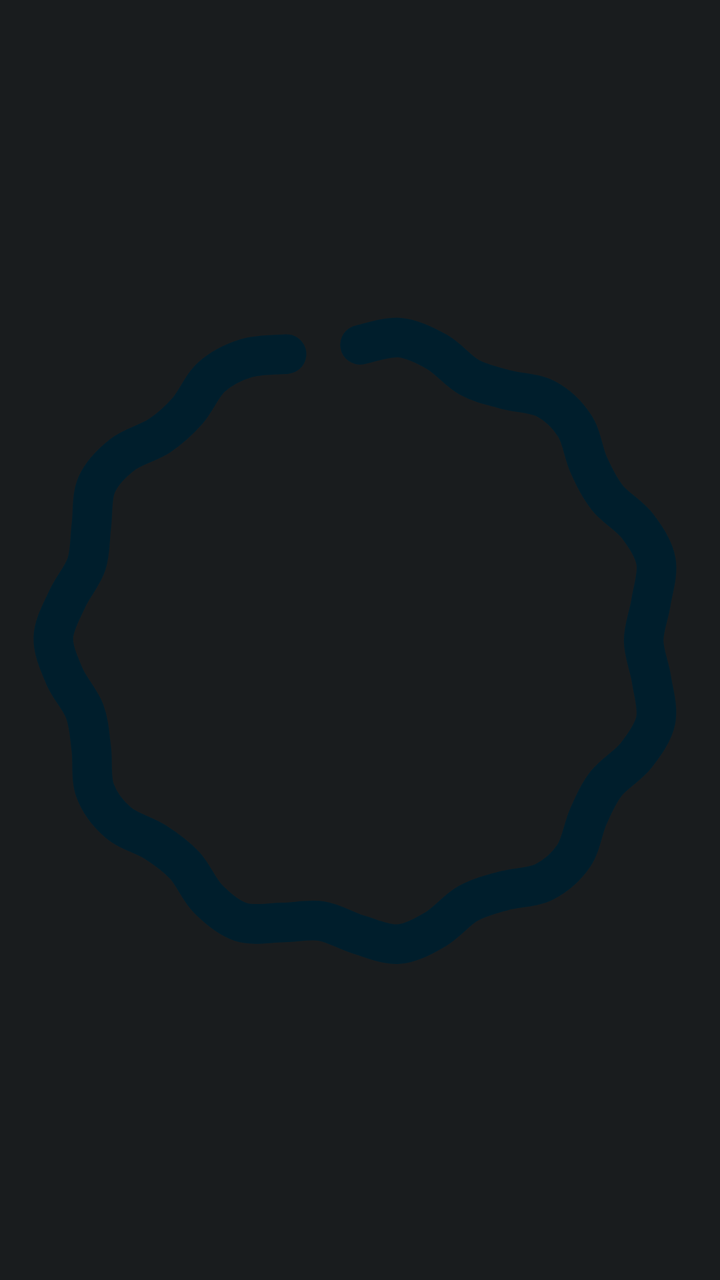
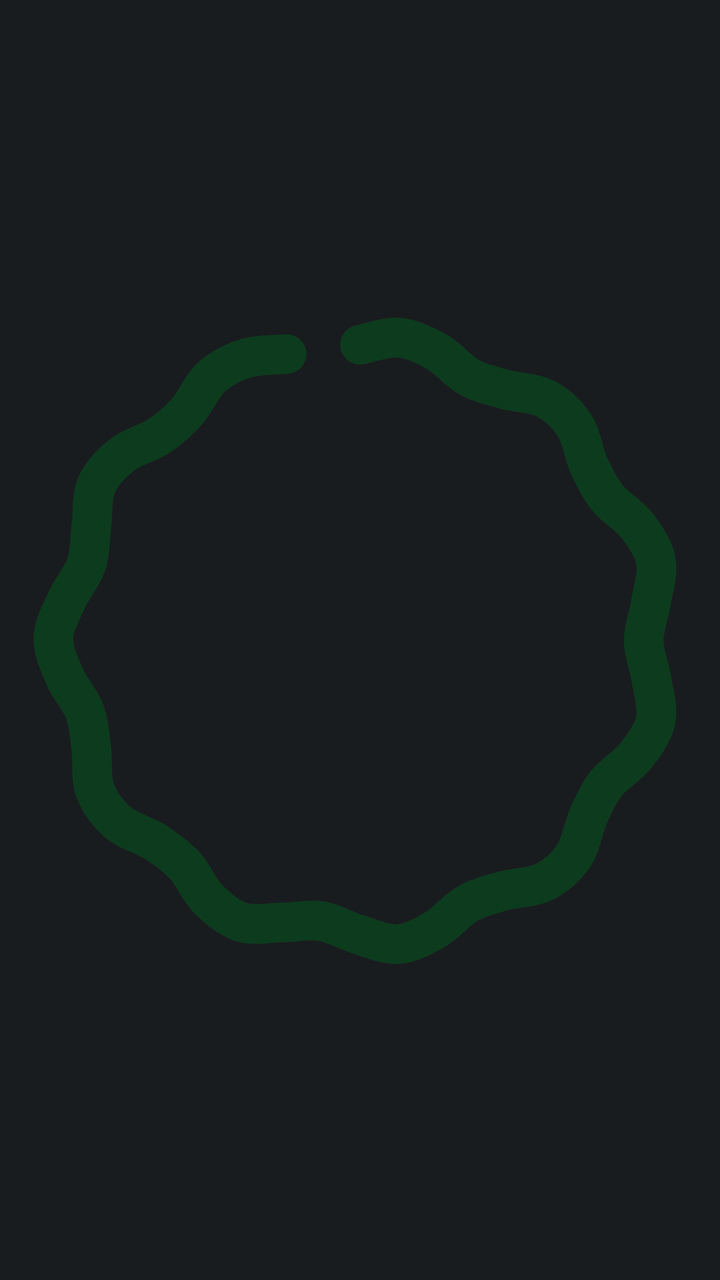

An Android layout rendered at two revisions. The XML below is the earlier revision; the diff shows what the commit changed to produce the second picture.
<!-- AndroidManifest.xml: application theme AppTheme -->
<!-- res/layout/wave_96.xml -->
<?xml version="1.0" encoding="utf-8"?>
<ProgressBar xmlns:android="http://schemas.android.com/apk/res/android"
    android:id="@+id/wave"
    android:layout_width="120dp"
    android:layout_height="120dp"
    android:layout_gravity="center"
    android:indeterminate="true"
    android:indeterminateBehavior="repeat"
    android:indeterminateDuration="1600"
    android:indeterminateDrawable="@drawable/charge_wave_96"
    android:indeterminateTint="@color/g_on_primary_c"
    android:indeterminateTintMode="src_in" />
<!-- resources referenced by this layout -->
<resources>
  <color name="g_on_primary_c">@android:color/system_accent1_900</color>
  <!-- drawable charge_wave_96: vector/xml drawable (drawable, 63231 chars, omitted) -->
  <style name="AppTheme" parent="@android:style/Theme.DeviceDefault.NoActionBar">
          <item name="android:windowBackground">@color/ui_bg</item>
          <item name="android:statusBarColor">@android:color/transparent</item>
          <item name="android:navigationBarColor">@android:color/transparent</item>
          <item name="android:windowLightStatusBar">false</item>
          <item name="android:windowLightNavigationBar">false</item>
      </style>
  <color name="ui_bg">@android:color/system_neutral1_900</color>
</resources>

<!-- the commit's change to res/layout/wave_96.xml (unified diff, before → after) -->
@@ -8,5 +8,5 @@
     android:indeterminateBehavior="repeat"
     android:indeterminateDuration="1600"
     android:indeterminateDrawable="@drawable/charge_wave_96"
-    android:indeterminateTint="@color/g_on_primary_c"
+    android:indeterminateTint="@color/g_on_charge"
     android:indeterminateTintMode="src_in" />
<!-- resource entries referenced after the edit -->
@@ -1,6 +1,6 @@
 <!-- resources referenced by this layout -->
 <resources>
-  <color name="g_on_primary_c">@android:color/system_accent1_900</color>
+  <color name="g_on_charge">#FF0C3B1E</color>
   <!-- drawable charge_wave_96: vector/xml drawable (drawable, 63231 chars, omitted) -->
   <style name="AppTheme" parent="@android:style/Theme.DeviceDefault.NoActionBar">
           <item name="android:windowBackground">@color/ui_bg</item>
